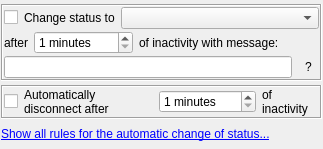
The window that src/plugins/autostatus/autostatusoptionswidget2.ui (xnamed/vacuum-im) describes before a commit, drawn with Qt 5.
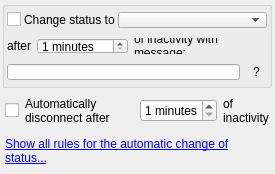
The same window after the commit.

What changed in the file:
```diff
--- a/src/plugins/autostatus/autostatusoptionswidget2.ui
+++ b/src/plugins/autostatus/autostatusoptionswidget2.ui
@@ -6,64 +6,73 @@
    <rect>
     <x>0</x>
     <y>0</y>
-    <width>323</width>
-    <height>149</height>
+    <width>275</width>
+    <height>167</height>
    </rect>
   </property>
   <property name="sizePolicy">
-   <sizepolicy hsizetype="Expanding" vsizetype="Maximum">
-    <horstretch>0</horstretch>
-    <verstretch>0</verstretch>
-   </sizepolicy>
-  </property>
-  <layout class="QVBoxLayout" name="verticalLayout_3">
-   <property name="spacing">
-    <number>4</number>
-   </property>
-   <property name="leftMargin">
-    <number>1</number>
-   </property>
-   <property name="topMargin">
-    <number>4</number>
-   </property>
-   <property name="rightMargin">
-    <number>1</number>
-   </property>
-   <property name="bottomMargin">
-    <number>4</number>
-   </property>
-   <item>
-    <widget class="QFrame" name="frame">
-     <property name="sizePolicy">
       <sizepolicy hsizetype="Expanding" vsizetype="Preferred">
        <horstretch>0</horstretch>
        <verstretch>0</verstretch>
       </sizepolicy>
      </property>
-     <property name="frameShape">
-      <enum>QFrame::Box</enum>
-     </property>
-     <property name="frameShadow">
-      <enum>QFrame::Sunken</enum>
-     </property>
      <layout class="QVBoxLayout" name="verticalLayout">
-      <property name="spacing">
-       <number>2</number>
+   <property name="sizeConstraint">
+    <enum>QLayout::SetDefaultConstraint</enum>
       </property>
       <property name="leftMargin">
-       <number>1</number>
+    <number>2</number>
       </property>
       <property name="topMargin">
        <number>1</number>
       </property>
       <property name="rightMargin">
-       <number>1</number>
+    <number>3</number>
       </property>
       <property name="bottomMargin">
-       <number>1</number>
+    <number>6</number>
       </property>
       <item>
+    <widget class="QGroupBox" name="groupBox">
+     <property name="sizePolicy">
+      <sizepolicy hsizetype="Expanding" vsizetype="Preferred">
+       <horstretch>0</horstretch>
+       <verstretch>0</verstretch>
+      </sizepolicy>
+     </property>
+     <property name="title">
+      <string/>
+     </property>
+     <layout class="QGridLayout" name="gridLayout">
+      <property name="leftMargin">
+       <number>2</number>
+      </property>
+      <property name="topMargin">
+       <number>2</number>
+      </property>
+      <property name="rightMargin">
+       <number>2</number>
+      </property>
+      <property name="bottomMargin">
+       <number>2</number>
+      </property>
+      <property name="horizontalSpacing">
+       <number>3</number>
+      </property>
+      <property name="verticalSpacing">
+       <number>4</number>
+      </property>
+      <item row="0" column="0">
        <layout class="QHBoxLayout" name="horizontalLayout_2">
+        <property name="spacing">
+         <number>3</number>
+        </property>
+        <property name="topMargin">
+         <number>3</number>
+        </property>
+        <property name="bottomMargin">
+         <number>3</number>
+        </property>
         <item>
          <widget class="QCheckBox" name="chbAwayEnable">
           <property name="sizePolicy">
@@ -99,8 +108,14 @@
         </item>
        </layout>
       </item>
-      <item>
+      <item row="1" column="0">
        <layout class="QHBoxLayout" name="horizontalLayout_3">
+        <property name="topMargin">
+         <number>3</number>
+        </property>
+        <property name="bottomMargin">
+         <number>3</number>
+        </property>
         <item>
          <widget class="QLabel" name="lblAwayAfter">
           <property name="text">
@@ -145,10 +160,23 @@
         </item>
        </layout>
       </item>
-      <item>
+      <item row="2" column="0">
        <layout class="QHBoxLayout" name="hltAwayMessage">
+        <property name="topMargin">
+         <number>3</number>
+        </property>
+        <property name="bottomMargin">
+         <number>3</number>
+        </property>
         <item>
-         <widget class="QLineEdit" name="lneAwayText"/>
+         <widget class="QLineEdit" name="lneAwayText">
+          <property name="sizePolicy">
+           <sizepolicy hsizetype="Expanding" vsizetype="Maximum">
+            <horstretch>0</horstretch>
+            <verstretch>0</verstretch>
+           </sizepolicy>
+          </property>
+         </widget>
         </item>
         <item>
          <widget class="QToolButton" name="tlbAwayHelp">
@@ -166,37 +194,19 @@
     </widget>
    </item>
    <item>
-    <widget class="QFrame" name="frame_2">
-     <property name="sizePolicy">
-      <sizepolicy hsizetype="Expanding" vsizetype="Preferred">
-       <horstretch>0</horstretch>
-       <verstretch>0</verstretch>
-      </sizepolicy>
-     </property>
-     <property name="frameShape">
-      <enum>QFrame::Box</enum>
-     </property>
-     <property name="frameShadow">
-      <enum>QFrame::Sunken</enum>
-     </property>
-     <layout class="QVBoxLayout" name="verticalLayout_2">
-      <property name="spacing">
-       <number>4</number>
-      </property>
-      <property name="leftMargin">
-       <number>1</number>
-      </property>
-      <property name="topMargin">
-       <number>1</number>
-      </property>
-      <property name="rightMargin">
-       <number>1</number>
-      </property>
-      <property name="bottomMargin">
-       <number>1</number>
-      </property>
-      <item>
        <layout class="QHBoxLayout" name="hltOfflineEnable">
+     <property name="leftMargin">
+      <number>3</number>
+     </property>
+     <property name="topMargin">
+      <number>3</number>
+     </property>
+     <property name="rightMargin">
+      <number>3</number>
+     </property>
+     <property name="bottomMargin">
+      <number>3</number>
+     </property>
         <item>
          <widget class="QCheckBox" name="chbOfflineEnable">
           <property name="sizePolicy">
@@ -257,11 +267,20 @@
         </item>
        </layout>
       </item>
-     </layout>
-    </widget>
-   </item>
    <item>
     <layout class="QHBoxLayout" name="horizontalLayout">
+     <property name="leftMargin">
+      <number>3</number>
+     </property>
+     <property name="topMargin">
+      <number>3</number>
+     </property>
+     <property name="rightMargin">
+      <number>3</number>
+     </property>
+     <property name="bottomMargin">
+      <number>3</number>
+     </property>
      <item>
       <widget class="QLabel" name="lblShowRules">
        <property name="text">
```
Lines whose indentation alone changed are shown as unchanged.
